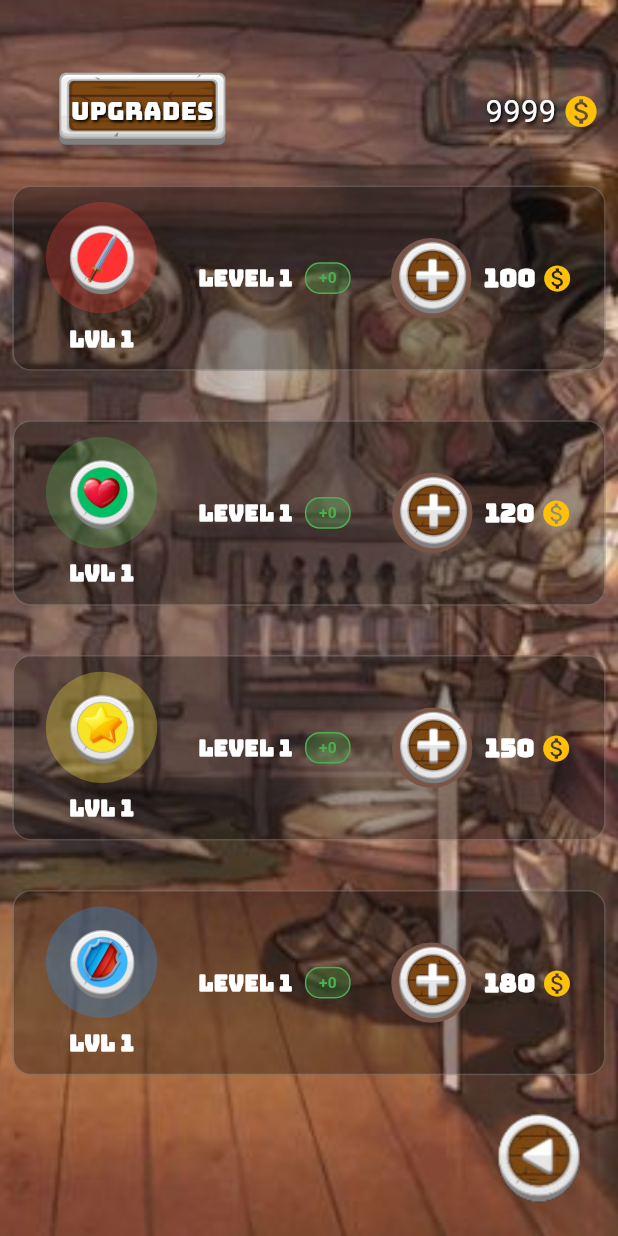
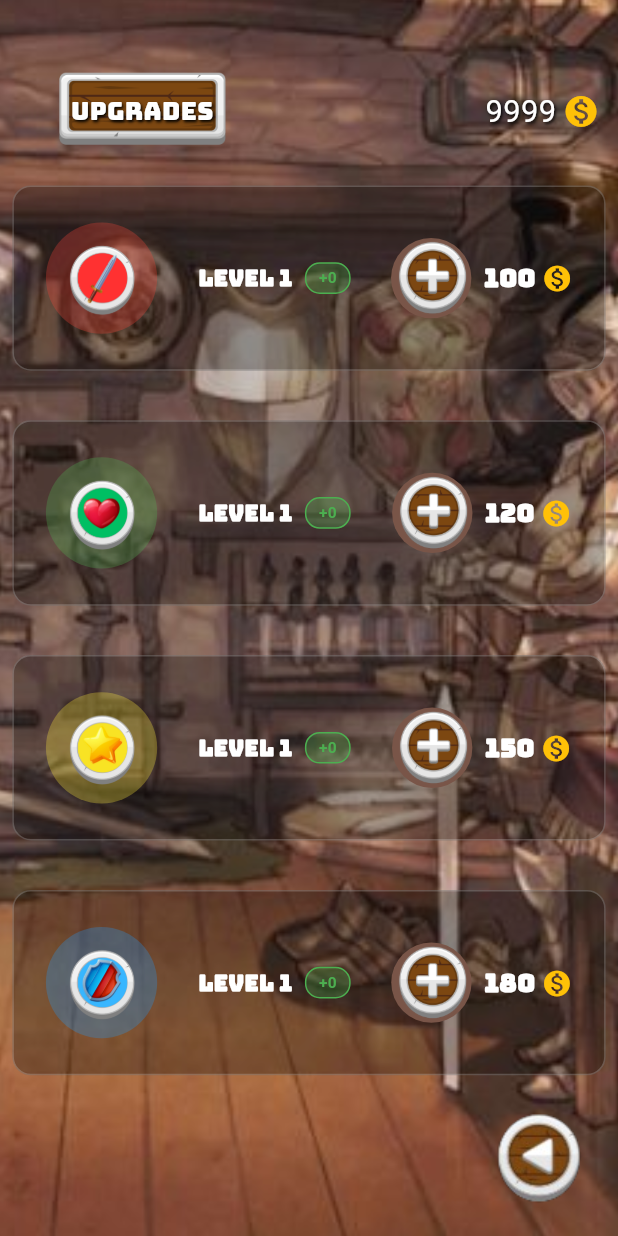
Before and after one commit to junirst/match3, a Flutter app: the UpgradeScreen screen opened by its route, on a phone screen of 412 x 824 dp. Run offline on Flutter 3.47's test engine with Material 3 defaults, Android fonts, the phone set to English and light mode, and no system bars; our stand-ins replace audioplayers, shared_preferences; missing offline and left inert: flame; accounts and stored records are empty.

Commit message:
Update Upgrade Screen and Localization

```diff
--- a/lib/managers/language_manager.dart
+++ b/lib/managers/language_manager.dart
@@ -86,6 +86,8 @@ class LanguageManager {
     'upgrades': 'UPGRADES',
     'buy': 'BUY',
     'purchase_not_implemented': 'Purchase functionality not implemented yet',
+    'equipped': 'EQUIPPED',
+    'equip': 'EQUIP',
 
     // Purchase System
     'confirmPurchase': 'Confirm Purchase',
@@ -95,6 +97,17 @@ class LanguageManager {
     'notEnoughCoins': 'Not enough coins!',
     'purchaseSuccess': 'Upgrade successful!',
     'maxLevel': 'Max level reached!',
+    'max': 'MAX',
+    'upgraded': 'Upgraded',
+    'levels': 'levels',
+
+    // Upgrade Dialog
+    'current_level': 'Current Level',
+    'select_upgrade_quantity': 'Select upgrade quantity:',
+    'new_level': 'New Level',
+    'bonus': 'Bonus',
+    'to_tile_value': 'to tile value',
+    'total_cost': 'Total Cost',
 
     // Leaderboard
     'leaderboard_title': 'LEADERBOARD',
@@ -191,6 +204,8 @@ class LanguageManager {
     'upgrades': 'NÂNG CẤP',
     'buy': 'MUA',
     'purchase_not_implemented': 'Chức năng mua hàng chưa được triển khai',
+    'equipped': 'ĐÃ TRANG BỊ',
+    'equip': 'TRANG BỊ',
 
     // Purchase System
     'confirmPurchase': 'Xác Nhận Nâng Cấp',
@@ -200,6 +215,17 @@ class LanguageManager {
     'notEnoughCoins': 'Không đủ xu!',
     'purchaseSuccess': 'Nâng cấp thành công!',
     'maxLevel': 'Đã đạt cấp độ tối đa!',
+    'max': 'TỐI ĐA',
+    'upgraded': 'Đã nâng cấp',
+    'levels': 'cấp độ',
+
+    // Upgrade Dialog
+    'current_level': 'Cấp Hiện Tại',
+    'select_upgrade_quantity': 'Chọn số lượng nâng cấp:',
+    'new_level': 'Cấp Mới',
+    'bonus': 'Phần Thưởng',
+    'to_tile_value': 'cho giá trị ô',
+    'total_cost': 'Tổng Chi Phí',
 
     // Leaderboard
     'leaderboard_title': 'BẢNG XẾP HẠNG',
--- a/lib/screens/UpgradeInside.dart
+++ b/lib/screens/UpgradeInside.dart
@@ -412,14 +412,11 @@ class _UpgradeScreenState extends State<UpgradeScreen> {
         mainAxisAlignment: MainAxisAlignment.spaceBetween,
         crossAxisAlignment: CrossAxisAlignment.center,
         children: [
-          // Upgrade Icon with Level Text Below
+          // Upgrade Icon without Level Text
           Expanded(
             flex: 2,
-            child: Column(
-              mainAxisAlignment: MainAxisAlignment.center,
-              children: [
-                // Icon Container
-                Container(
+            child: Center(
+              child: Container(
                 width: screenWidth * 0.18,
                 height: screenWidth * 0.18,
                 decoration: BoxDecoration(
@@ -447,18 +444,6 @@ class _UpgradeScreenState extends State<UpgradeScreen> {
                   ),
                 ),
               ),
-                SizedBox(height: screenWidth * 0.015),
-                // Level Text Below Icon
-                Text(
-                  levelText,
-                  style: TextStyle(
-                    color: Colors.white,
-                    fontSize: screenWidth * 0.035,
-                    fontWeight: FontWeight.bold,
-                    fontFamily: 'Bungee',
-                  ),
-                ),
-              ],
             ),
           ),
 
@@ -561,10 +546,24 @@ class _UpgradeQuantityDialogState extends State<_UpgradeQuantityDialog> {
   int _calculateTotalCost(int quantity) {
     int totalCost = 0;
     for (int i = 0; i < quantity; i++) {
-      // Each level costs more than the previous (basePrice * level)
       totalCost += widget.basePrice * (widget.currentLevel + i);
     }
     return totalCost;
+  }
+
+  String _getUpgradeTypeName() {
+    switch (widget.upgradeType) {
+      case 'sword':
+        return LanguageManager.getText('sword_upgrade');
+      case 'heart':
+        return LanguageManager.getText('heart_upgrade');
+      case 'star':
+        return LanguageManager.getText('star_upgrade');
+      case 'shield':
+        return LanguageManager.getText('shield_upgrade');
+      default:
+        return widget.upgradeType.toUpperCase();
+    }
   }
 
   @override
@@ -585,7 +584,7 @@ class _UpgradeQuantityDialogState extends State<_UpgradeQuantityDialog> {
           mainAxisSize: MainAxisSize.min,
           children: [
             Text(
-              'Upgrade ${widget.upgradeType.toUpperCase()}',
+              '${LanguageManager.getText('upgrade')} ${_getUpgradeTypeName()}',
               style: const TextStyle(
                 fontFamily: 'Bungee',
                 fontSize: 24,
@@ -601,12 +600,12 @@ class _UpgradeQuantityDialogState extends State<_UpgradeQuantityDialog> {
             ),
             const SizedBox(height: 20),
             Text(
-              'Current Level: ${widget.currentLevel}',
+              '${LanguageManager.getText('current_level')}: ${widget.currentLevel}',
               style: const TextStyle(fontSize: 18, color: Colors.white),
             ),
             const SizedBox(height: 10),
             Text(
-              'Select upgrade quantity:',
+              LanguageManager.getText('select_upgrade_quantity'),
               style: const TextStyle(fontSize: 16, color: Colors.white),
             ),
             const SizedBox(height: 20),
@@ -661,7 +660,7 @@ class _UpgradeQuantityDialogState extends State<_UpgradeQuantityDialog> {
 
             const SizedBox(height: 20),
             Text(
-              'New Level: ${widget.currentLevel + _selectedQuantity}',
+              '${LanguageManager.getText('new_level')}: ${widget.currentLevel + _selectedQuantity}',
               style: const TextStyle(
                 fontSize: 16,
                 color: Colors.green,
@@ -669,12 +668,12 @@ class _UpgradeQuantityDialogState extends State<_UpgradeQuantityDialog> {
               ),
             ),
             Text(
-              'Bonus: +$_selectedQuantity to tile value',
+              '${LanguageManager.getText('bonus')}: +$_selectedQuantity ${LanguageManager.getText('to_tile_value')}',
               style: const TextStyle(fontSize: 14, color: Colors.yellow),
             ),
             const SizedBox(height: 20),
             Text(
-              'Total Cost: $totalCost coins',
+              '${LanguageManager.getText('total_cost')}: $totalCost ${LanguageManager.getText('coins')}',
               style: TextStyle(
                 fontSize: 18,
                 color: canAfford ? Colors.white : Colors.red,
@@ -707,10 +706,10 @@ class _UpgradeQuantityDialogState extends State<_UpgradeQuantityDialog> {
                             color: canAfford ? Colors.green : Colors.grey,
                             borderRadius: BorderRadius.circular(10),
                           ),
-                          child: const Center(
+                          child: Center(
                             child: Text(
-                              'CONFIRM',
-                              style: TextStyle(
+                              LanguageManager.getText('confirm'),
+                              style: const TextStyle(
                                 color: Colors.white,
                                 fontWeight: FontWeight.bold,
                               ),
@@ -735,10 +734,10 @@ class _UpgradeQuantityDialogState extends State<_UpgradeQuantityDialog> {
                           color: Colors.red,
                           borderRadius: BorderRadius.circular(10),
                         ),
-                        child: const Center(
+                        child: Center(
                           child: Text(
-                            'CANCEL',
-                            style: TextStyle(
+                            LanguageManager.getText('cancel'),
+                            style: const TextStyle(
                               color: Colors.white,
                               fontWeight: FontWeight.bold,
                             ),
```
Also changed, not shown: lib/screens/OutfitInside.dart (+16 -2 lines), assets/images/ui/equipped.png (added). Lines whose indentation alone changed are shown as unchanged.
